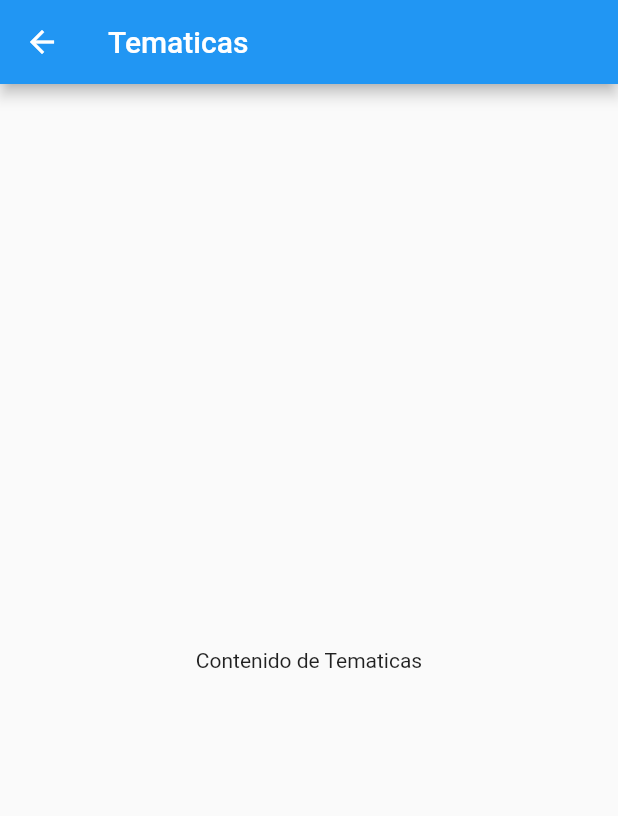
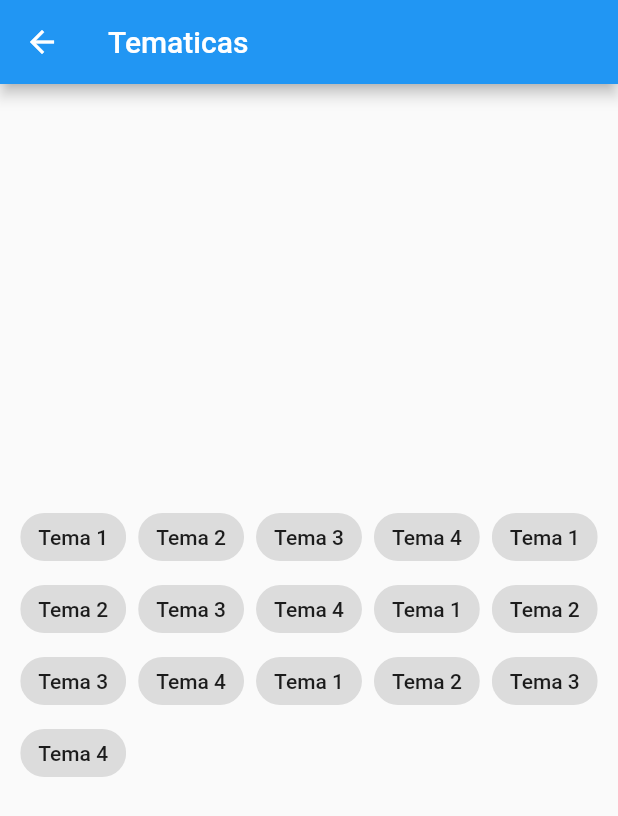
Before and after one commit to chelo2020/flutter_LSA, a Flutter app: the MainMenu screen opened directly, after a tap on "Tematicas", on a phone screen of 412 x 824 dp. Shown: the top 816 px of the screen. Run offline on Flutter 3.47's test engine with Material 2 defaults, Android fonts, the phone set to English and light mode, and no system bars; our stand-ins replace go_router.

```diff
--- a/Proyecto_IULSA/flutter_application_1/flutter_application_1/lib/home.dart
+++ /dev/null
@@ -1,93 +0,0 @@
-import 'package:flutter/material.dart';
-import 'package:flutter_application_1/main.dart';
-import 'package:flutter_application_1/op.dart';
-import 'package:flutter_application_1/qsp.dart';
-import 'package:flutter_application_1/tp.dart';
-
-class MainMenu extends StatelessWidget {
-  final List<Visitor> visitorList;
-
-  MainMenu({required this.visitorList});
-
-  @override
-  Widget build(BuildContext context) {
-    return Scaffold(
-        appBar: AppBar(
-          title: const Text('Bienvenidos a IULSA'),
-        ),
-        body: Container(
-          color: Colors.lightBlue,
-          height: 60.0,
-          child: Row(
-            mainAxisAlignment: MainAxisAlignment.spaceAround,
-            crossAxisAlignment: CrossAxisAlignment.center,
-            children: [
-              const SizedBox(width: 10),
-              ElevatedButton(
-                onPressed: () {
-                  Navigator.push(
-                    context,
-                    MaterialPageRoute(
-                      builder: (context) => const TematicasPage(),
-                    ),
-                  );
-                },
-                child: const Text('Tematicas'),
-              ),
-              const SizedBox(width: 10),
-              ElevatedButton(
-                onPressed: () {
-                  Navigator.push(
-                    context,
-                    MaterialPageRoute(
-                      builder: (context) => const QuienesSomosPage(),
-                    ),
-                  );
-                },
-                child: const Text('Quienes Somos'),
-              ),
-              const SizedBox(width: 10),
-              ElevatedButton(
-                onPressed: () {
-                  Navigator.push(
-                    context,
-                    MaterialPageRoute(
-                      builder: (context) => const ObjetivosPage(),
-                    ),
-                  );
-                },
-                child: const Text('Objetivos de la App'),
-              ),
-              const SizedBox(width: 10),
-              ElevatedButton(
-                onPressed: () {
-                  showDialog(
-                    context: context,
-                    builder: (context) => AlertDialog(
-                      title: const Text('Salir'),
-                      content: const Text('¿Estás seguro de que deseas salir?'),
-                      actions: [
-                        TextButton(
-                          onPressed: () {
-                            Navigator.of(context).pop();
-                          },
-                          child: const Text('Cancelar'),
-                        ),
-                        TextButton(
-                          onPressed: () {
-                            Navigator.of(context).pop();
-                            Navigator.of(context).pop();
-                          },
-                          child: const Text('Salir'),
-                        ),
-                      ],
-                    ),
-                  );
-                },
-                child: const Text('Salir'),
-              ),
-            ],
-          ),
-        ));
-  }
-}
--- /dev/null
+++ b/Proyecto_IULSA/flutter_application_1/flutter_application_1/lib/menu.dart
@@ -0,0 +1,140 @@
+import 'package:flutter/material.dart';
+import 'package:flutter_application_1/main.dart';
+import 'package:flutter_application_1/op.dart';
+import 'package:flutter_application_1/qsp.dart';
+import 'package:flutter_application_1/tp.dart';
+
+class MainMenu extends StatelessWidget {
+  static const name = 'menu';
+  final List<Visitor> visitorList;
+
+  const MainMenu({
+    Key? key,
+    required this.visitorList,
+    required String errorMessage,
+  }) : super(key: key);
+
+  @override
+  Widget build(BuildContext context) {
+    return Scaffold(
+      appBar: AppBar(
+        title: const Text('Bienvenidos a IULSA'),
+      ),
+      body: Stack(
+        fit: StackFit.expand,
+        children: [
+          Container(
+            decoration: const BoxDecoration(
+              image: DecorationImage(
+                image: AssetImage('ruta_de_tu_imagen.jpg'),
+                fit: BoxFit.cover,
+              ),
+            ),
+          ),
+          Container(
+            color: Colors.black.withOpacity(0.3),
+            padding: const EdgeInsets.symmetric(horizontal: 20, vertical: 40),
+            child: Column(
+              mainAxisAlignment: MainAxisAlignment.center,
+              children: [
+                _buildButtonColumn(
+                  context,
+                  'ruta_de_tu_imagen1.jpg', // Ruta de la imagen 1
+                  'Tematicas',
+                  () {
+                    Navigator.push(
+                      context,
+                      MaterialPageRoute(
+                        builder: (context) => const TematicasPage(
+                          selectedTheme: '',
+                        ),
+                      ),
+                    );
+                  },
+                ),
+                const SizedBox(height: 20),
+                _buildButtonColumn(
+                  context,
+                  'ruta_de_tu_imagen2.jpg', // Ruta de la imagen 2
+                  'Quienes Somos',
+                  () {
+                    Navigator.push(
+                      context,
+                      MaterialPageRoute(
+                        builder: (context) => const QuienesSomosPage(),
+                      ),
+                    );
+                  },
+                ),
+                const SizedBox(height: 20),
+                _buildButtonColumn(
+                  context,
+                  'ruta_de_tu_imagen3.jpg', // Ruta de la imagen 3
+                  'Objetivos de la App',
+                  () {
+                    Navigator.push(
+                      context,
+                      MaterialPageRoute(
+                        builder: (context) => const ObjetivosPage(),
+                      ),
+                    );
+                  },
+                ),
+                const SizedBox(height: 20),
+                _buildButtonColumn(
+                  context,
+                  'ruta_de_tu_imagen4.jpg', // Ruta de la imagen 4
+                  'Salir',
+                  () {
+                    showDialog(
+                      context: context,
+                      builder: (context) => AlertDialog(
+                        title: const Text('Salir'),
+                        content:
+                            const Text('¿Estás seguro de que deseas salir?'),
+                        actions: [
+                          TextButton(
+                            onPressed: () {
+                              Navigator.of(context).pop();
+                            },
+                            child: const Text('Cancelar'),
+                          ),
+                          TextButton(
+                            onPressed: () {
+                              Navigator.of(context).pop();
+                              Navigator.of(context).pop();
+                            },
+                            child: const Text('Salir'),
+                          ),
+                        ],
+                      ),
+                    );
+                  },
+                ),
+              ],
+            ),
+          ),
+        ],
+      ),
+    );
+  }
+
+  Widget _buildButtonColumn(
+    BuildContext context,
+    String imagePath,
+    String buttonText,
+    VoidCallback onPressed,
+  ) {
+    return Column(
+      children: [
+        Image.asset(imagePath,
+            height: 60), // Cambia la altura según tus necesidades
+        const SizedBox(height: 10),
+        ElevatedButton(
+          onPressed: onPressed,
+          child: Text(buttonText),
+        ),
+      ],
+    );
+  }
+}
--- a/Proyecto_IULSA/flutter_application_1/flutter_application_1/lib/op.dart
+++ b/Proyecto_IULSA/flutter_application_1/flutter_application_1/lib/op.dart
@@ -1,6 +1,7 @@
 import 'package:flutter/material.dart';
 
 class ObjetivosPage extends StatelessWidget {
+  static const name = 'op';
   const ObjetivosPage({super.key});
 
   @override
--- a/Proyecto_IULSA/flutter_application_1/flutter_application_1/lib/qsp.dart
+++ b/Proyecto_IULSA/flutter_application_1/flutter_application_1/lib/qsp.dart
@@ -1,6 +1,7 @@
 import 'package:flutter/material.dart';
 
 class QuienesSomosPage extends StatelessWidget {
+  static const name = 'qsp';
   const QuienesSomosPage({super.key});
 
   @override
--- a/Proyecto_IULSA/flutter_application_1/flutter_application_1/lib/tp.dart
+++ b/Proyecto_IULSA/flutter_application_1/flutter_application_1/lib/tp.dart
@@ -1,7 +1,18 @@
 import 'package:flutter/material.dart';
 
-class TematicasPage extends StatelessWidget {
-  const TematicasPage({super.key});
+class TematicasPage extends StatefulWidget {
+  static const name = 'tp';
+
+  const TematicasPage({super.key, required String selectedTheme});
+
+  @override
+  // ignore: library_private_types_in_public_api
+  _TematicasPageState createState() => _TematicasPageState();
+}
+
+class _TematicasPageState extends State<TematicasPage> {
+  // ignore: prefer_final_fields
+  List<String> _selectedThemes = [];
 
   @override
   Widget build(BuildContext context) {
@@ -9,9 +20,73 @@ class TematicasPage extends StatelessWidget {
       appBar: AppBar(
         title: const Text('Tematicas'),
       ),
-      body: const Center(
-        child: Text('Contenido de Tematicas'),
+      body: Center(
+        child: Column(
+          mainAxisAlignment: MainAxisAlignment.center,
+          children: [
+            Wrap(
+              spacing: 8.0,
+              children: List<Widget>.generate(
+                themes.length,
+                (int index) {
+                  return ChoiceChip(
+                    label: Text(themes[index]),
+                    selected: _selectedThemes.contains(themes[index]),
+                    onSelected: (bool selected) {
+                      setState(() {
+                        if (selected) {
+                          _selectedThemes.add(themes[index]);
+                        } else {
+                          _selectedThemes.removeWhere((String name) {
+                            return name == themes[index];
+                          });
+                        }
+                      });
+                    },
+                  );
+                },
+              ).toList(),
+            ),
+            const SizedBox(height: 20),
+            Column(
+              children: _selectedThemes
+                  .map((theme) => Container(
+                        margin: const EdgeInsets.all(8.0),
+                        width: 100,
+                        height: 100,
+                        color: Colors.grey, // Color del fondo de los cuadros
+                        child: Center(
+                          child: Text(
+                            theme,
+                            style: const TextStyle(color: Colors.white),
+                          ),
+                        ),
+                      ))
+                  .toList(),
+            ),
+          ],
+        ),
       ),
     );
   }
+
+  final List<String> themes = [
+    'Tema 1',
+    'Tema 2',
+    'Tema 3',
+    'Tema 4',
+    'Tema 1',
+    'Tema 2',
+    'Tema 3',
+    'Tema 4',
+    'Tema 1',
+    'Tema 2',
+    'Tema 3',
+    'Tema 4',
+    'Tema 1',
+    'Tema 2',
+    'Tema 3',
+    'Tema 4',
+    // Agrega más temas según necesites
+  ];
 }
--- a/Proyecto_IULSA/flutter_application_1/flutter_application_1/pubspec.yaml
+++ b/Proyecto_IULSA/flutter_application_1/flutter_application_1/pubspec.yaml
@@ -35,6 +35,7 @@ dependencies:
   # The following adds the Cupertino Icons font to your application.
   # Use with the CupertinoIcons class for iOS style icons.
   cupertino_icons: ^1.0.2
+  go_router: ^6.0.8
 
 dev_dependencies:
   flutter_test:
@@ -60,7 +61,7 @@ flutter:
 
   # To add assets to your application, add an assets section, like this:
   assets:
-    - imagen/LSA.jpg
+    - assets/LSA.jpg
   #   - images/a_dot_ham.jpeg
 
   # An image asset can refer to one or more resolution-specific "variants", see
```
Also changed, not shown: Proyecto_IULSA/flutter_application_1/flutter_application_1/lib/App_router.dart (added, +35 -0 lines), Proyecto_IULSA/flutter_application_1/flutter_application_1/lib/main.dart (+37 -13 lines), Proyecto_IULSA/flutter_application_1/flutter_application_1/assets/LSA.jpg (renamed from Proyecto_IULSA/flutter_application_1/flutter_application_1/imagen/LSA.jpg), Proyecto_IULSA/flutter_application_1/flutter_application_1/pubspec.lock.
